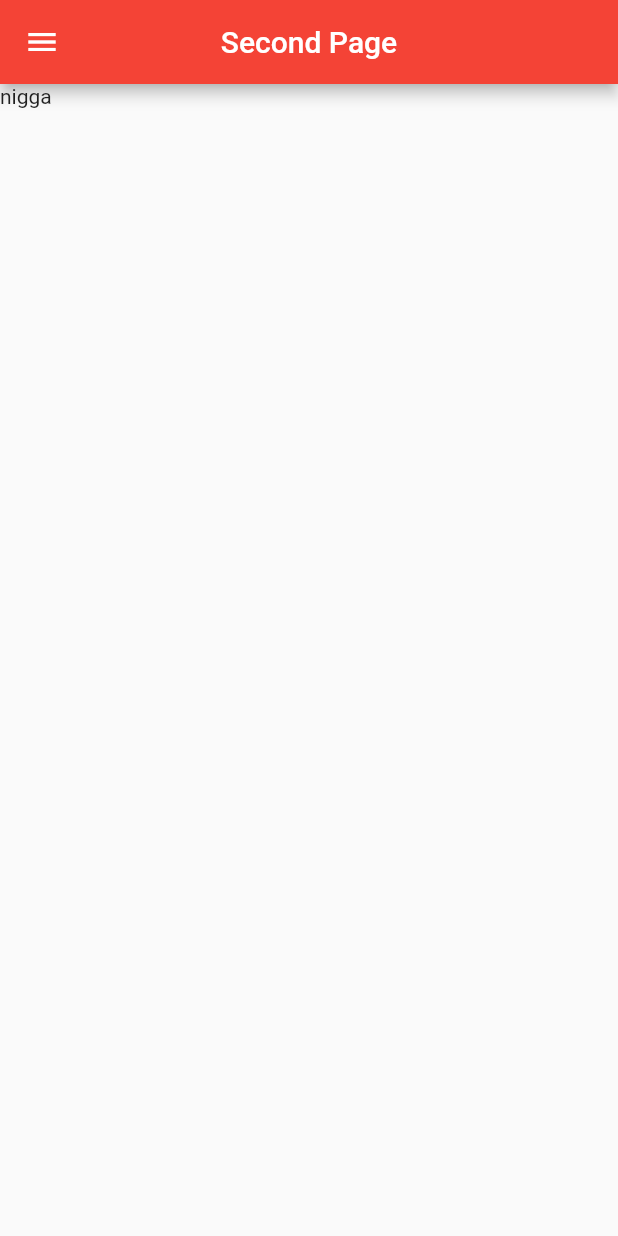
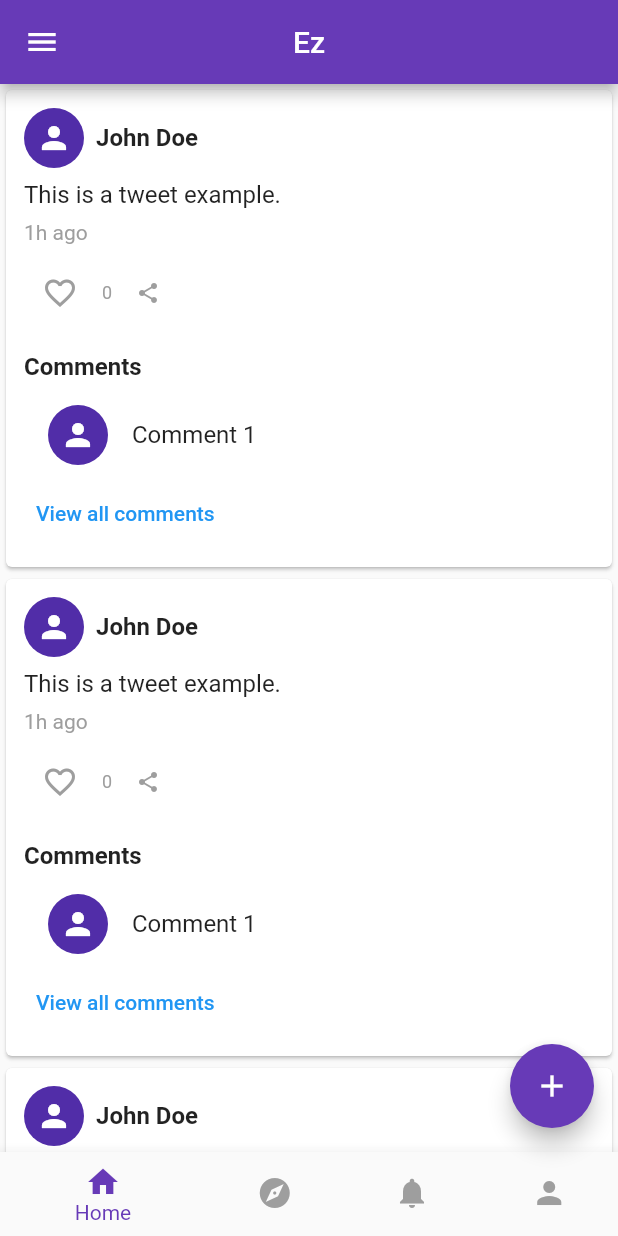
Before and after one commit to its4nas/Flutter-course, a Flutter app: the screen it shows after launch, on a phone screen of 412 x 824 dp. Run offline on Flutter 3.47's test engine with Material 2 defaults, Android fonts, the phone set to English and light mode, and no system bars.

Commit message:
first work at home

```diff
--- a/lib/main.dart
+++ b/lib/main.dart
@@ -2,6 +2,8 @@ import 'package:first_test/second.dart';
 import 'package:flutter/material.dart';
 import 'first.dart';
 import 'second.dart';
+import 'twitter.dart';
+import 'tw_test.dart';
 
 void main() {
   runApp(const MyApp());
@@ -25,9 +27,9 @@ class MyApp extends StatelessWidget {
         // or simply save your changes to "hot reload" in a Flutter IDE).
         // Notice that the counter didn't reset back to zero; the application
         // is not restarted.
-        primarySwatch: Colors.red,
+        primarySwatch: Colors.deepPurple,
       ),
-      home: const SecondPage(),
+      home: TwitterMainPage()
     );
   }
 }
--- /dev/null
+++ b/lib/twitter.dart
@@ -0,0 +1,245 @@
+import 'package:flutter/material.dart';
+
+class TwitterMainPage extends StatefulWidget {
+  @override
+  _TwitterMainPageState createState() => _TwitterMainPageState();
+}
+
+class _TwitterMainPageState extends State<TwitterMainPage> {
+  int _currentIndex = 0;
+
+  void _onTabTapped(int index) {
+    setState(() {
+      _currentIndex = index;
+    });
+  }
+
+  @override
+  Widget build(BuildContext context) {
+    return Scaffold(
+      appBar: AppBar(
+        title: Text('Ez'),
+        centerTitle: true,
+        backgroundColor: Colors.deepPurple,
+      ),
+      floatingActionButton: FloatingActionButton(
+        onPressed: () {
+          // Handle floating action button press
+        },
+        child: Icon(Icons.add),
+        backgroundColor: Colors.deepPurple,
+      ),
+      drawer: Drawer(
+        child: ListView(
+          padding: EdgeInsets.zero,
+          children: <Widget>[
+            DrawerHeader(
+              decoration: BoxDecoration(
+                color: Colors.deepPurple,
+              ),
+              child: Text(
+                'Menu',
+                style: TextStyle(
+                  color: Colors.white,
+                  fontSize: 24,
+                ),
+              ),
+            ),
+            ListTile(
+              leading: Icon(Icons.home),
+              title: Text('Home'),
+              onTap: () {
+                // Handle drawer item tap
+              },
+            ),
+            ListTile(
+              leading: Icon(Icons.person),
+              title: Text('Profile'),
+              onTap: () {
+                // Handle drawer item tap
+              },
+            ),
+            ListTile(
+              leading: Icon(Icons.settings),
+              title: Text('Settings'),
+              onTap: () {
+                // Handle drawer item tap
+              },
+            ),
+          ],
+        ),
+      ),
+      body: ListView.builder(
+        itemBuilder: (BuildContext context, int index) {
+          return TwitterPostCard(
+            username: 'John Doe',
+            content: 'This is a tweet example.',
+            timestamp: '1h ago',
+            comments: ['Comment 1', 'Comment 2', 'Comment 3'],
+          );
+        },
+        itemCount: 5, // Replace with the actual number of tweets
+      ),
+      bottomNavigationBar: BottomNavigationBar(
+        currentIndex: _currentIndex,
+        backgroundColor: Colors.deepPurple, // Set the background color
+        selectedItemColor: Colors.deepPurple, // Set the selected item color
+        unselectedItemColor: Colors.grey, // Set the unselected item color
+        onTap: _onTabTapped,
+        items: [
+          BottomNavigationBarItem(
+            icon: Icon(Icons.home),
+            label: 'Home',
+          ),
+          BottomNavigationBarItem(
+            icon: Icon(Icons.explore),
+            label: 'Explore',
+          ),
+          BottomNavigationBarItem(
+            icon: Icon(Icons.notifications),
+            label: 'Notifications',
+          ),
+          BottomNavigationBarItem(
+            icon: Icon(Icons.person),
+            label: 'Profile',
+          ),
+        ],
+      ),
+    );
+  }
+}
+
+class TwitterPostCard extends StatefulWidget {
+  final String username;
+  final String content;
+  final String timestamp;
+  final List<String> comments;
+
+  TwitterPostCard({
+    required this.username,
+    required this.content,
+    required this.timestamp,
+    required this.comments,
+  });
+
+  @override
+  _TwitterPostCardState createState() => _TwitterPostCardState();
+}
+
+class _TwitterPostCardState extends State<TwitterPostCard> {
+  bool isLiked = false;
+  int likesCount = 0;
+  bool showAllComments = false;
+
+  void _toggleLike() {
+    setState(() {
+      if (isLiked) {
+        likesCount--;
+      } else {
+        likesCount++;
+      }
+      isLiked = !isLiked;
+    });
+  }
+
+  void _toggleShowAllComments() {
+    setState(() {
+      showAllComments = !showAllComments;
+    });
+  }
+
+  @override
+  Widget build(BuildContext context) {
+    List<String> displayedComments = showAllComments ? widget.comments :
+    [widget.comments.first];
+
+    return Card(
+      child: Padding(
+        padding: EdgeInsets.all(12.0),
+        child: Column(
+          crossAxisAlignment: CrossAxisAlignment.start,
+          children: [
+            Row(
+              children: [
+                CircleAvatar(
+                  child: Icon(Icons.person),
+                ),
+                SizedBox(width: 8.0),
+                Text(
+                  widget.username,
+                  style: TextStyle(
+                    fontWeight: FontWeight.bold,
+                    fontSize: 16.0,
+                  ),
+                ),
+              ],
+            ),
+            SizedBox(height: 8.0),
+            Text(
+              widget.content,
+              style: TextStyle(fontSize: 16.0),
+            ),
+            SizedBox(height: 8.0),
+            Text(
+              widget.timestamp,
+              style: TextStyle(color: Colors.grey),
+            ),
+            SizedBox(height: 8.0),
+            Row(
+              children: [
+                IconButton(
+                  icon: isLiked ? Icon(Icons.favorite) : Icon(Icons.favorite_border),
+                  color: isLiked ? Colors.red : Colors.grey,
+                  onPressed: _toggleLike,
+                ),
+                SizedBox(width: 4.0),
+                Text(
+                  '$likesCount',
+                  style: TextStyle(
+                    fontSize: 12.0,
+                    color: Colors.grey,
+                  ),
+                ),
+                SizedBox(width: 16.0),
+                Icon(
+                  Icons.share,
+                  size: 16.0,
+                  color: Colors.grey,
+                ),
+              ],
+            ),
+            SizedBox(height: 16.0),
+            Text(
+              'Comments',
+              style: TextStyle(
+                fontWeight: FontWeight.bold,
+                fontSize: 16.0,
+              ),
+            ),
+            SizedBox(height: 8.0),
+            Column(
+              children: displayedComments
+                  .map(
+                    (comment) => ListTile(
+                  leading: CircleAvatar(
+                    child: Icon(Icons.person),
+                  ),
+                  title: Text(comment),
+                ),
+              )
+                  .toList(),
+            ),
+            if (widget.comments.length > 1)
+              TextButton(
+                onPressed: _toggleShowAllComments,
+                child: Text(
+                  showAllComments ? 'Hide comments' : 'View all comments',
+                  style: TextStyle(color: Colors.blue),
+                ),
+              ),
+          ],
+        ),
+      ),
+    );
+  }
+}
```
Also changed, not shown: lib/tw_test.dart (added, +173 -0 lines).
